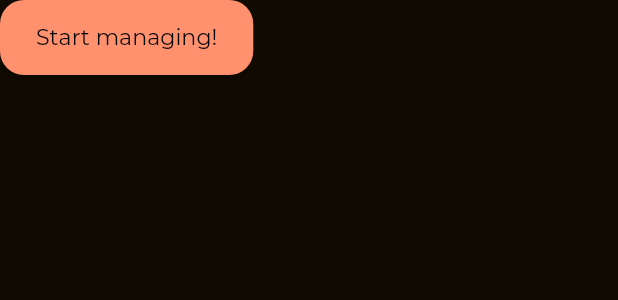
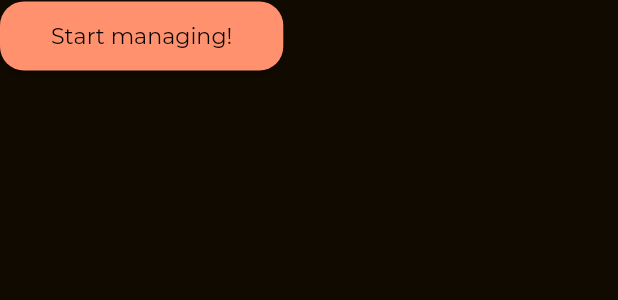
Before and after one commit to nazrinharris/storayge, a Flutter app: the PrimaryButton widget shown alone on an empty page, opened directly, on a phone screen of 412 x 824 dp. Shown: the top 300 px of the screen. Run offline on Flutter 3.47's test engine with Material 2 defaults, Android fonts, the phone set to English and light mode, and no system bars; our stand-ins replace bloc, cloud_firestore, dartz, equatable, firebase_auth, firebase_core and 11 more; accounts and stored records are empty; statements that could not run were skipped.

Commit message:
PrimaryButton small upgrade
1. PrimaryButton uses resolve() rather than providing completely different buttons.
2. PrimaryButton can have custom symmetrical paddings

```diff
--- a/lib/presentation/shared/local_buttons.dart
+++ b/lib/presentation/shared/local_buttons.dart
@@ -11,6 +11,8 @@ class PrimaryButton extends StatelessWidget {
   final double? width;
   final Function()? onPressed;
   final Icon? buttonIcon;
+  final double? horizontalPadding;
+  final double? verticalPadding;
 
   const PrimaryButton({
     Key? key,
@@ -18,68 +20,45 @@ class PrimaryButton extends StatelessWidget {
     this.onPressed,
     this.buttonIcon,
     this.width,
+    this.horizontalPadding,
+    this.verticalPadding,
   }) : super(key: key);
 
-  @override
-  Widget build(BuildContext context) {
-    if (buttonIcon == null && width == null) {
-      return ElevatedButton(
-        onPressed: onPressed,
-        child: Container(
-          padding: const EdgeInsets.symmetric(vertical: 16, horizontal: 24),
-          child: Text(
+  Widget _resolveChild(BuildContext context) {
+    if (buttonIcon != null) {
+      return Row(
+        mainAxisAlignment: MainAxisAlignment.center,
+        children: [
+          Text(
             content,
             style:
                 appTextTheme(context).bodyText1!.copyWith(color: Colors.black),
           ),
-        ),
-      );
-    } else if (buttonIcon == null) {
-      return ElevatedButton(
-        onPressed: onPressed,
-        child: Container(
-          padding: const EdgeInsets.symmetric(vertical: 16),
-          child: Text(
-            content,
-            style:
-                appTextTheme(context).bodyText1!.copyWith(color: Colors.black),
-          ),
-        ),
-      );
-    } else if (width == null) {
-      return ElevatedButton(
-        onPressed: onPressed,
-        child: Container(
-          padding: const EdgeInsets.symmetric(vertical: 16, horizontal: 24),
-          child: Text(
-            content,
-            style:
-                appTextTheme(context).bodyText1!.copyWith(color: Colors.black),
-          ),
-        ),
+          horizontalSpace14,
+          buttonIcon!,
+        ],
       );
     } else {
-      return ElevatedButton(
-        onPressed: onPressed,
-        child: SizedBox(
-          width: width,
-          height: 46,
-          child: Row(
-            mainAxisAlignment: MainAxisAlignment.center,
-            children: [
-              Text(
-                content,
-                style: appTextTheme(context)
-                    .bodyText1!
-                    .copyWith(color: Colors.black),
-              ),
-              horizontalSpace14,
-              buttonIcon!,
-            ],
-          ),
-        ),
+      return Text(
+        content,
+        style: appTextTheme(context).bodyText1!.copyWith(color: Colors.black),
       );
     }
+  }
+
+  @override
+  Widget build(BuildContext context) {
+    return ElevatedButton(
+      onPressed: onPressed,
+      child: Container(
+        padding: EdgeInsets.symmetric(
+          vertical: verticalPadding ?? 14,
+          horizontal: horizontalPadding ?? 34,
+        ),
+        width: width,
+        child: _resolveChild(context),
+      ),
+    );
   }
 }
 
```
